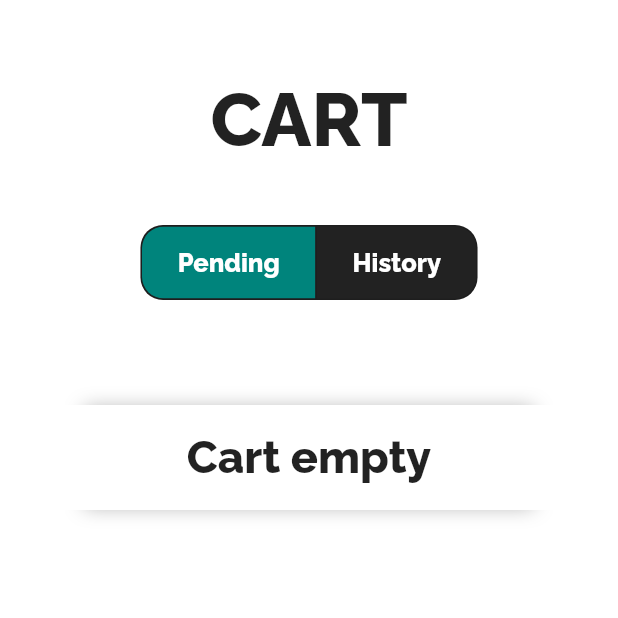
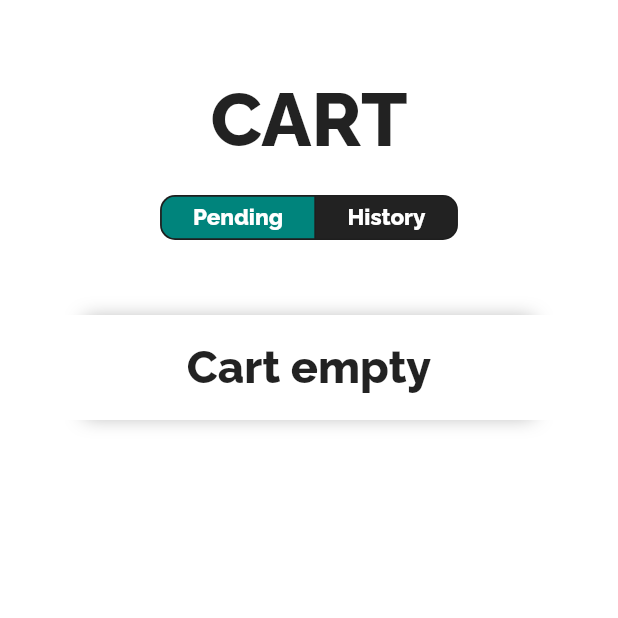
Before and after one commit to Mr-Vicente/IPM_Fisheller, a Flutter app: the Cart screen opened directly, on a phone screen of 412 x 824 dp, the top half of it. Run offline on Flutter 3.47's test engine with Material 2 defaults, Android fonts, the phone set to English and light mode, and no system bars; our stand-ins replace carousel_slider, charts_flutter, flutter_rating_bar, flutter_svg, google_maps_flutter, image_picker and 5 more; missing offline and left inert: shape_of_view, slide_button; accounts and stored records are empty; generated files the repository leaves out were written again.

Commit message:
toggle do cart com scroll e mini alterações no design

```diff
--- a/lib/components/popup_card.dart
+++ b/lib/components/popup_card.dart
@@ -326,7 +326,7 @@ class _ReviewPopUp extends State<ReviewPopUp> {
                   fontWeight: FontWeight.w900),
             ),
           ),
-          Vendor_Box(vendor: julio),
+          Vendor_Box(vendor: order.vendor),
           RatingBar.builder(
             initialRating: 1,
             minRating: 1,
--- a/lib/screens/cart/background.dart
+++ b/lib/screens/cart/background.dart
@@ -31,14 +31,14 @@ class BackgroundMain extends State<CartBackground>{
             child: Text(
               "CART",
               style: TextStyle(
-                fontWeight: FontWeight.bold,
+                fontWeight: FontWeight.w900,
                 fontSize: 50,
               ),
             ),
           ),
           Positioned(child:
             CartToggle(),
-            top: 150.0,
+            top: 130.0,
           ),
         ],
       ),
--- a/lib/screens/cart/body.dart
+++ b/lib/screens/cart/body.dart
@@ -27,11 +27,12 @@ class CartToggleState extends State<CartToggle> {
       mainAxisAlignment: MainAxisAlignment.start,
       children: [
           Container(
+            height: 30,
             padding: EdgeInsets.zero,
             decoration: BoxDecoration(
               color: Colors.black87,
               //border: Border.all(color: Colors.black, width: 1.0),
-              borderRadius: BorderRadius.all(Radius.circular(15.0)),
+              borderRadius: BorderRadius.all(Radius.circular(10.0)),
             ),
             child: ToggleButtons(
               children: <Widget>[
@@ -39,14 +40,14 @@ class CartToggleState extends State<CartToggle> {
                   "      Pending      ",
                   style: TextStyle(
                     fontWeight: FontWeight.w700,
-                    fontSize: 17,
+                    fontSize: 15,
                   ),
                 ),
                 Text(
                   "      History      ",
                   style: TextStyle(
                     fontWeight: FontWeight.w700,
-                    fontSize: 17,
+                    fontSize: 15,
                   ),
                 ),
               ],
@@ -64,14 +65,14 @@ class CartToggleState extends State<CartToggle> {
                 });
               },
               isSelected: isSelected,
-              borderRadius: BorderRadius.circular(15),
+              borderRadius: BorderRadius.circular(10),
               fillColor: PRIMARY_COLOUR,
               selectedColor: WHITE_COLOUR,
               color: WHITE_COLOUR,
             ),
           ),
           Container(
-            margin: EdgeInsets.only(top: 50),
+            margin: EdgeInsets.only(top: 30),
             alignment: Alignment.center,
             width: size.width,
             child: AnimatedCrossFade(
@@ -101,10 +102,6 @@ class CardListState extends State<CardList> {
   bool isPending;
 
   CardListState(this.isPending);
-
-  @override
-  Widget build(BuildContext context) {
-    Size size = MediaQuery.of(context).size;
 
   _fetchConsumerObject() {
     return MySharedPreferences.instance
@@ -147,21 +144,22 @@ class CardListState extends State<CardList> {
     return ws;
   }
 
-    Widget _getPending() {
-      return SingleChildScrollView(
+  Widget _getHistory() {
+    return
+      SingleChildScrollView(
         padding: EdgeInsets.only(bottom: 100),
-        child: FutureBuilder(
+          child:
+          FutureBuilder(
         future: _fetchConsumerObject(),
         builder: (context, snapshot) {
           return Column(
             mainAxisAlignment: MainAxisAlignment.center,
             children: showCards(snapshot),
           );
-            }),
-      );
+        }));
   }
 
-    Widget _getHistory() {
+  Widget _getPending() {
     return SingleChildScrollView(
       padding: EdgeInsets.only(bottom: 100),
       child: FutureBuilder(
@@ -182,7 +180,15 @@ class CardListState extends State<CardList> {
       return _getHistory();
   }
 
-    return Container(child: _getList());
+  @override
+  Widget build(BuildContext context) {
+    Size size = MediaQuery.of(context).size;
+    return SingleChildScrollView(
+        child: SizedBox(
+            height: size.height - 150,
+            child: _getList()
+        )
+    );
   }
 }
 
--- a/lib/screens/feed/components/body.dart
+++ b/lib/screens/feed/components/body.dart
@@ -23,7 +23,6 @@ class FeedToggleState extends State<FeedToggle>{
       children: <Widget>[
         Container(
             height: 30,
-            width: 167,
             decoration: BoxDecoration(
               color: Colors.black87,
               //border: Border.all(color: Colors.black, width: 1.0),
```
Also changed, not shown: lib/components/cart_card.dart (+19 -2 lines). Lines whose indentation alone changed are shown as unchanged.
